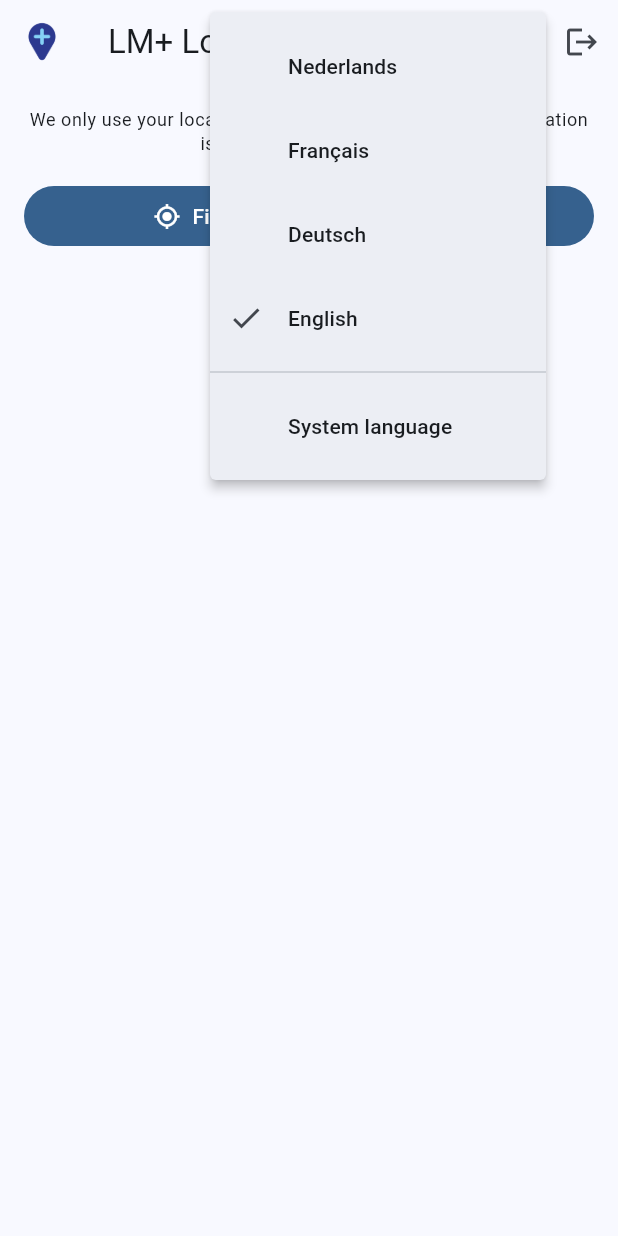
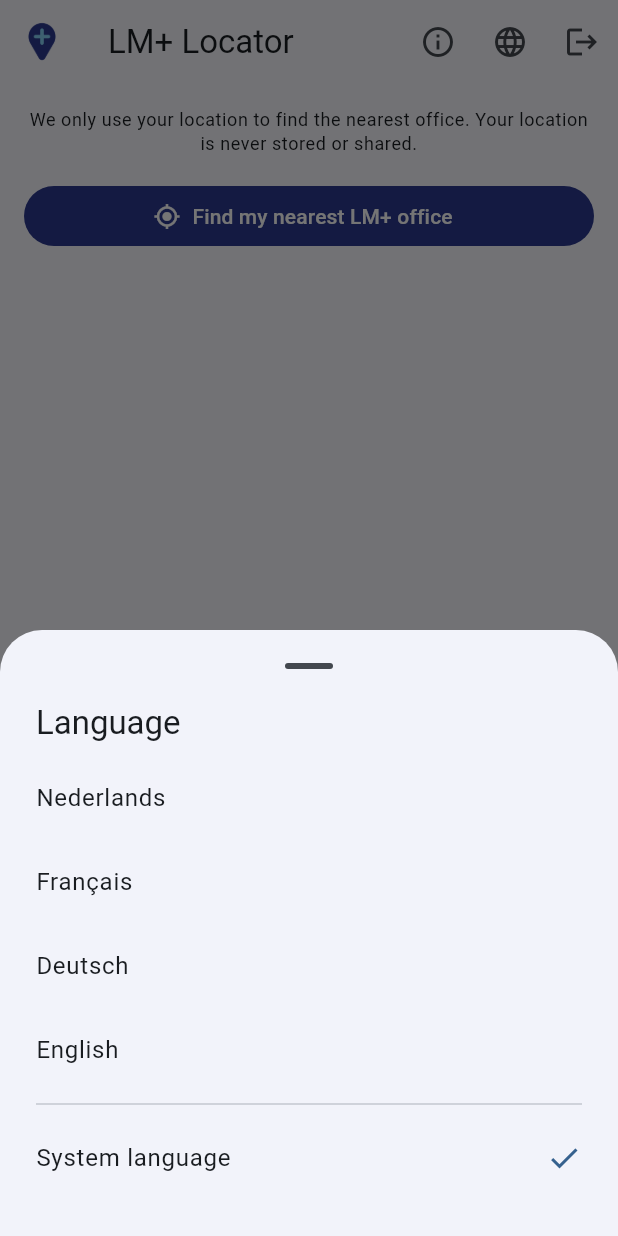
Before and after one commit to symonxdd/lm-plus-locator, a Flutter app: the screen it shows once a user with an empty profile is signed in, after a tap on the "language" icon, on a phone screen of 412 x 824 dp. Run offline on Flutter 3.47's test engine with Material 3 defaults, Android fonts, the phone set to English and light mode, and no system bars; our stand-ins replace firebase_auth, firebase_core, geocoding, geolocator, permission_handler, shared_preferences; accounts and stored records are empty; network calls fail.

Commit message:
feat(ui): brand CTA buttons and redesign language picker
Apply the app icon's navy color to the "find nearest office" button
to match the auth screen's CTA, extracted into a shared brandNavy
constant.

Replace the PopupMenuButton language dropdown with a bottom sheet
matching the head office info sheet's style. This also fixes the
"system default" option: PopupMenuButton treats a selected value of
null the same as the menu being dismissed, so onSelected never fired
for that entry. The new sheet calls setLocale directly from each
option's onTap, avoiding that ambiguity, and now also shows a
checkmark on "system default" when active.

Co-Authored-By: Claude Sonnet 4.6 <noreply@anthropic.com>

```diff
--- a/lib/main.dart
+++ b/lib/main.dart
@@ -22,6 +22,12 @@ class LmPlusLocatorApp extends StatefulWidget {
   /// the device language again (falling back to Dutch if unsupported).
   static void setLocale(BuildContext context, Locale? locale) {
     context.findAncestorStateOfType<_LmPlusLocatorAppState>()?._setLocale(locale);
+  }
+
+  /// The manually-selected locale, or `null` if the app is following the
+  /// device language.
+  static Locale? selectedLocale(BuildContext context) {
+    return context.findAncestorStateOfType<_LmPlusLocatorAppState>()?._locale;
   }
 
   @override
--- a/lib/screens/auth_screen.dart
+++ b/lib/screens/auth_screen.dart
@@ -3,10 +3,8 @@ import 'package:flutter/material.dart';
 
 import '../l10n/app_localizations.dart';
 import '../services/auth_service.dart';
+import '../theme/app_colors.dart';
 import '../widgets/language_selector.dart';
-
-/// The dark navy used for the app icon's pin shape.
-const _iconPinColor = Color(0xFF2C398F);
 
 /// Login / register screen supporting email+password auth.
 ///
@@ -76,7 +74,7 @@ class _AuthScreenState extends State<AuthScreen> {
               const SizedBox(height: 32),
               FilledButton.icon(
                 style: FilledButton.styleFrom(
-                  backgroundColor: _iconPinColor,
+                  backgroundColor: brandNavy,
                   foregroundColor: Colors.white,
                 ),
                 onPressed: _isGuestLoading ? null : _continueAsGuest,
--- a/lib/screens/home_screen.dart
+++ b/lib/screens/home_screen.dart
@@ -8,6 +8,7 @@ import '../models/office.dart';
 import '../services/auth_service.dart';
 import '../services/location_service.dart';
 import '../services/office_service.dart';
+import '../theme/app_colors.dart';
 import '../widgets/language_selector.dart';
 import '../widgets/office_card.dart';
 
@@ -239,6 +240,10 @@ class _HomeScreenState extends State<HomeScreen> {
                   ),
                   const SizedBox(height: 16),
                   FilledButton.icon(
+                    style: FilledButton.styleFrom(
+                      backgroundColor: brandNavy,
+                      foregroundColor: Colors.white,
+                    ),
                     onPressed: _status == _LocatorStatus.loading
                         ? null
                         : _findNearestOffices,
--- /dev/null
+++ b/lib/theme/app_colors.dart
@@ -0,0 +1,5 @@
+import 'package:flutter/material.dart';
+
+/// The dark navy used for the app icon's pin shape, applied to the app's
+/// primary call-to-action buttons for brand consistency.
+const brandNavy = Color(0xFF2C398F);
--- a/lib/widgets/language_selector.dart
+++ b/lib/widgets/language_selector.dart
@@ -17,29 +17,85 @@ class LanguageSelector extends StatelessWidget {
     const Locale('en'): 'English',
   };
 
+  Future<void> _showLanguagePicker(BuildContext context) async {
+    final l10n = AppLocalizations.of(context)!;
+    final selectedLocale = LmPlusLocatorApp.selectedLocale(context);
+
+    await showModalBottomSheet<void>(
+      context: context,
+      showDragHandle: true,
+      builder: (context) {
+        return SafeArea(
+          top: false,
+          child: Padding(
+            padding: const EdgeInsets.fromLTRB(24, 0, 24, 24),
+            child: Column(
+              mainAxisSize: MainAxisSize.min,
+              crossAxisAlignment: CrossAxisAlignment.start,
+              children: [
+                Text(
+                  l10n.languageMenuTooltip,
+                  style: Theme.of(context).textTheme.titleLarge,
+                ),
+                const SizedBox(height: 8),
+                for (final entry in _languages.entries)
+                  _LanguageOption(
+                    label: entry.value,
+                    selected: selectedLocale?.languageCode ==
+                        entry.key.languageCode,
+                    onTap: () {
+                      LmPlusLocatorApp.setLocale(context, entry.key);
+                      Navigator.of(context).pop();
+                    },
+                  ),
+                const Divider(),
+                _LanguageOption(
+                  label: l10n.languageSystemDefault,
+                  selected: selectedLocale == null,
+                  onTap: () {
+                    LmPlusLocatorApp.setLocale(context, null);
+                    Navigator.of(context).pop();
+                  },
+                ),
+              ],
+            ),
+          ),
+        );
+      },
+    );
+  }
+
   @override
   Widget build(BuildContext context) {
     final l10n = AppLocalizations.of(context)!;
-    final currentLocale = Localizations.localeOf(context);
-
-    return PopupMenuButton<Locale?>(
+    return IconButton(
+      onPressed: () => _showLanguagePicker(context),
       icon: const Icon(Icons.language),
       tooltip: l10n.languageMenuTooltip,
-      onSelected: (locale) => LmPlusLocatorApp.setLocale(context, locale),
-      itemBuilder: (context) => [
-        for (final entry in _languages.entries)
-          CheckedPopupMenuItem(
-            value: entry.key,
-            checked: currentLocale.languageCode == entry.key.languageCode,
-            child: Text(entry.value),
-          ),
-        const PopupMenuDivider(),
-        CheckedPopupMenuItem(
-          value: null,
-          checked: false,
-          child: Text(l10n.languageSystemDefault),
-        ),
-      ],
     );
   }
 }
+
+class _LanguageOption extends StatelessWidget {
+  const _LanguageOption({
+    required this.label,
+    required this.selected,
+    required this.onTap,
+  });
+
+  final String label;
+  final bool selected;
+  final VoidCallback onTap;
+
+  @override
+  Widget build(BuildContext context) {
+    return ListTile(
+      contentPadding: EdgeInsets.zero,
+      title: Text(label),
+      trailing: selected
+          ? Icon(Icons.check, color: Theme.of(context).colorScheme.primary)
+          : null,
+      onTap: onTap,
+    );
+  }
+}
```
